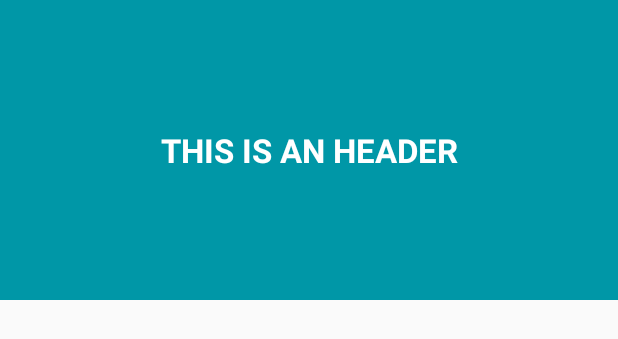
After one commit to chemickypes/CoordinatorLayoutExample, an Android app: the layout header_list.xml on its own in the app's theme, with its tools: preview values and no code run, on a phone screen of 412 x 824 dp. The commit adds this screen. Shown: the top 339 px of the screen. Run offline under Robolectric (Android 15) with nearby library versions, the phone set to English and light mode, and no system bars.

Commit message:
header style

```diff
--- /dev/null
+++ b/app/src/main/res/layout/header_list.xml
@@ -0,0 +1,19 @@
+<?xml version="1.0" encoding="utf-8"?>
+<RelativeLayout xmlns:android="http://schemas.android.com/apk/res/android"
+    android:orientation="vertical" android:layout_width="match_parent"
+    android:layout_height="wrap_content"
+    android:minHeight="200dp"
+    android:background="@color/cyano700">
+
+
+    <TextView
+        android:layout_width="match_parent"
+        android:layout_height="200dp"
+        android:textAppearance="?android:attr/textAppearanceLarge"
+        android:text="This is an Header"
+        android:textColor="@android:color/white"
+        android:textAllCaps="true"
+        android:textStyle="bold"
+        android:id="@+id/textView"
+        android:gravity="center" />
+</RelativeLayout>
--- a/app/src/main/res/values/colors.xml
+++ b/app/src/main/res/values/colors.xml
@@ -3,4 +3,6 @@
     <color name="colorPrimary">#3F51B5</color>
     <color name="colorPrimaryDark">#303F9F</color>
     <color name="colorAccent">#FF4081</color>
+
+    <color name="cyano700">#0097A7</color>
 </resources>
```
